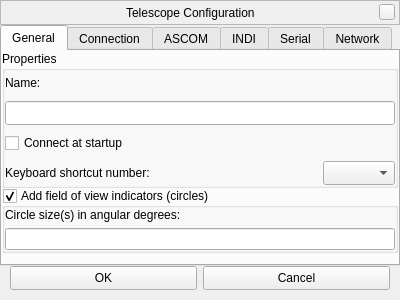
Old version of the form plugins/TelescopeControl/src/gui/telescopePropertiesWindow.ui in the repository AlBannaTechno/stellarium.
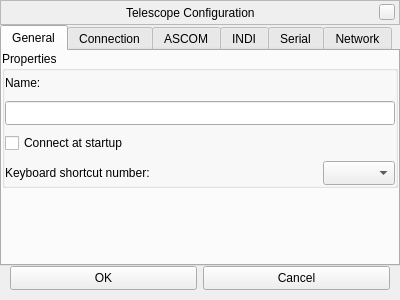
New version of the form. The open tabs and pages were chosen to show the change. Custom widgets are drawn as their Qt base class.

Commit message: moved FOV circle settings to the Device Control Panel; persistent FOV circle settings for INDI devices

The edit to the form file:
```diff
--- a/plugins/TelescopeControl/src/gui/telescopePropertiesWindow.ui
+++ b/plugins/TelescopeControl/src/gui/telescopePropertiesWindow.ui
@@ -338,38 +338,6 @@
              </layout>
             </widget>
            </item>
-           <item>
-            <widget class="QGroupBox" name="groupBoxFovCircles">
-             <property name="title">
-              <string>Add field of view indicators (circles)</string>
-             </property>
-             <property name="checkable">
-              <bool>true</bool>
-             </property>
-             <layout class="QVBoxLayout" name="verticalLayoutUserInterface">
-              <property name="margin">
-               <number>0</number>
-              </property>
-              <item>
-               <widget class="QLabel" name="labelFovCircles">
-                <property name="text">
-                 <string>Circle size(s) in angular degrees:</string>
-                </property>
-               </widget>
-              </item>
-              <item>
-               <widget class="QLineEdit" name="lineEditFovCircleSizes">
-                <property name="toolTip">
-                 <string>Up to ten decimal values in degrees of arc, separated with commas</string>
-                </property>
-                <property name="text">
-                 <string/>
-                </property>
-               </widget>
-              </item>
-             </layout>
-            </widget>
-           </item>
            <item>
             <spacer name="verticalSpacerGeneral">
              <property name="orientation">
```
Left out of the diff: 2 changed lines with no effect on the pictures. The commit also changes 8 other files.
